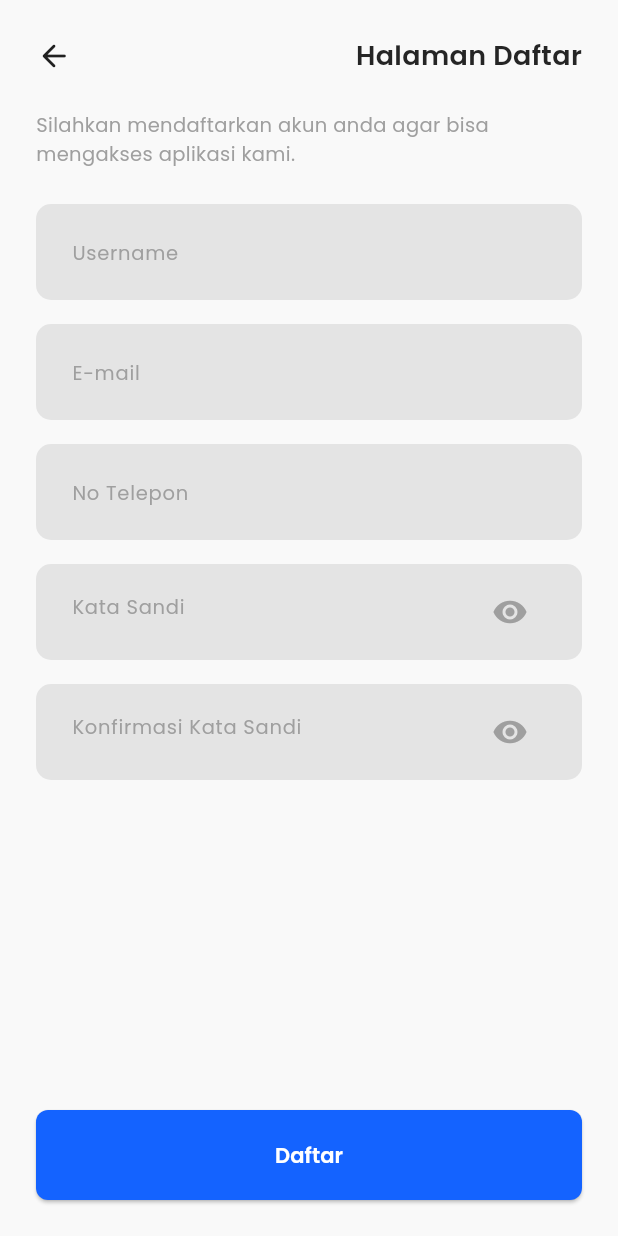
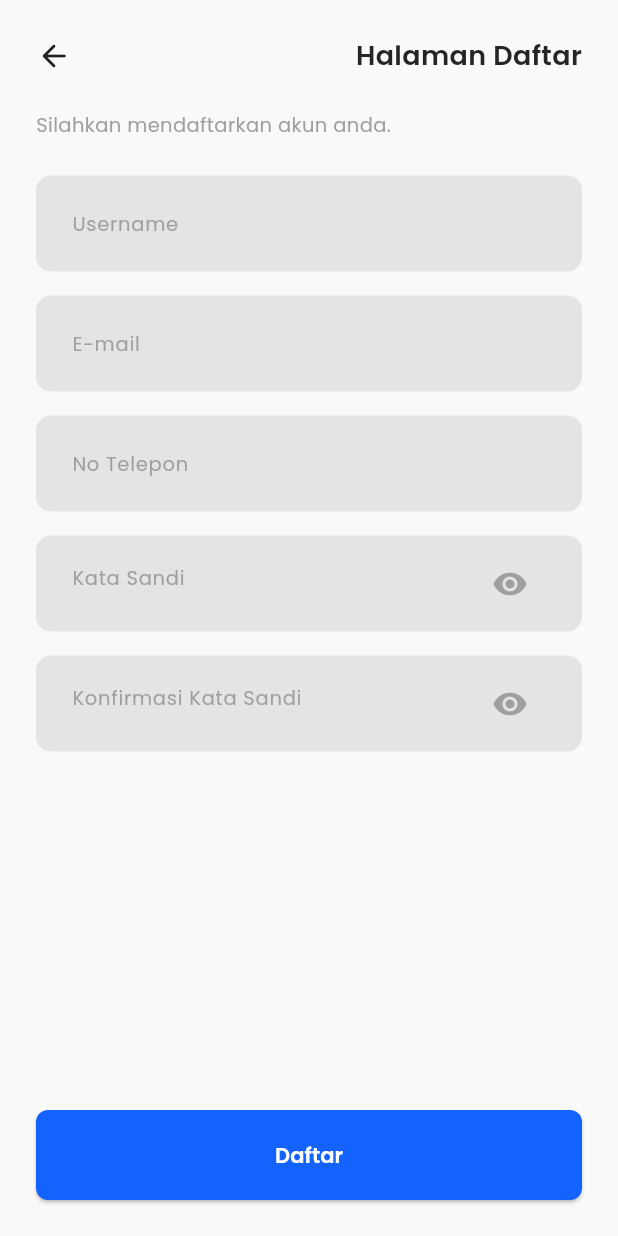
Before and after one commit to ScanSense-Repo/ScanSense, a Flutter app: the screen it shows after launch, after a tap on "Lewati", after a tap on "Mulai", after a tap on "Daftar", on a phone screen of 412 x 824 dp. Run offline on Flutter 3.47's test engine with Material 2 defaults, Android fonts, the phone set to English and light mode, and no system bars; our stand-ins replace camera, flutter_svg, google_fonts, introduction_screen, persistent_bottom_nav_bar; missing offline and left inert: giffy_dialog; project files that could hold a hidden picture were left out.

Commit message:
fix: login & register copy writing

```diff
--- a/lib/ui/history/history_screen.dart
+++ b/lib/ui/history/history_screen.dart
@@ -1,5 +1,3 @@
-import 'dart:ffi';
-
 import 'package:flutter/material.dart';
 import 'package:giffy_dialog/giffy_dialog.dart';
 import 'package:google_fonts/google_fonts.dart';
--- a/lib/ui/layout/layout_screen.dart
+++ b/lib/ui/layout/layout_screen.dart
@@ -3,7 +3,6 @@ import 'package:flutter/material.dart';
 import 'package:persistent_bottom_nav_bar/persistent_tab_view.dart';
 import 'package:scan_sense/common/navigation.dart';
 import 'package:scan_sense/common/styles.dart';
-import 'package:scan_sense/ui/history/history_screen.dart';
 import 'package:scan_sense/ui/home/home_screen.dart';
 import 'package:scan_sense/ui/scan/scan_screen.dart';
 import 'package:scan_sense/ui/setting/setting_screen.dart';
--- a/lib/ui/login/login_screen.dart
+++ b/lib/ui/login/login_screen.dart
@@ -2,7 +2,6 @@ import 'package:flutter/material.dart';
 import 'package:google_fonts/google_fonts.dart';
 import 'package:scan_sense/common/navigation.dart';
 import 'package:scan_sense/common/styles.dart';
-import 'package:scan_sense/ui/home/home_screen.dart';
 import 'package:scan_sense/ui/layout/layout_screen.dart';
 import 'package:scan_sense/ui/register/register_screen.dart';
 import 'package:scan_sense/widgets/custom_input.dart';
@@ -42,7 +41,7 @@ class _LoginScreenState extends State<LoginScreen> {
                         color: blackColor),
                   ),
                   Text(
-                    "Silahkan login dengan memasukkan nama sekolah, nis, dan password kamu.",
+                    "Silahkan login dengan memasukkan username dan password kamu.",
                     style: GoogleFonts.poppins(fontSize: 13, color: grayColor),
                   ),
                   const SizedBox(
@@ -67,7 +66,7 @@ class _LoginScreenState extends State<LoginScreen> {
                   Align(
                     alignment: Alignment.centerRight,
                     child: Text(
-                      "Lupa kata sandi ?",
+                      "Lupa kata sandi?",
                       style: GoogleFonts.poppins(
                           color: primaryColor, fontSize: 13),
                     ),
--- a/lib/ui/onboarding/onboarding_screen.dart
+++ b/lib/ui/onboarding/onboarding_screen.dart
@@ -3,7 +3,6 @@ import 'package:google_fonts/google_fonts.dart';
 import 'package:introduction_screen/introduction_screen.dart';
 import 'package:scan_sense/common/navigation.dart';
 import 'package:scan_sense/common/styles.dart';
-import 'package:scan_sense/ui/home/home_screen.dart';
 import 'package:scan_sense/ui/login/login_screen.dart';
 
 class OnboardingScreen extends StatefulWidget {
--- a/lib/ui/register/register_screen.dart
+++ b/lib/ui/register/register_screen.dart
@@ -36,7 +36,7 @@ class _RegisterScreenState extends State<RegisterScreen> {
                     children: [
                       InkWell(
                         onTap: () => Navigation.back(),
-                        child: Icon(Icons.arrow_back_rounded),
+                        child: const Icon(Icons.arrow_back_rounded),
                       ),
                       Text(
                         "Halaman Daftar",
@@ -51,7 +51,7 @@ class _RegisterScreenState extends State<RegisterScreen> {
                     height: 24,
                   ),
                   Text(
-                    "Silahkan mendaftarkan akun anda agar bisa mengakses aplikasi kami.",
+                    "Silahkan mendaftarkan akun anda.",
                     style: GoogleFonts.poppins(fontSize: 13, color: grayColor),
                   ),
                   const SizedBox(
--- a/lib/ui/scan/result_screen.dart
+++ b/lib/ui/scan/result_screen.dart
@@ -3,7 +3,6 @@ import 'package:giffy_dialog/giffy_dialog.dart';
 import 'package:google_fonts/google_fonts.dart';
 import 'package:scan_sense/common/navigation.dart';
 import 'package:scan_sense/common/styles.dart';
-import 'package:scan_sense/ui/home/home_screen.dart';
 import 'package:scan_sense/ui/layout/layout_screen.dart';
 import 'package:scan_sense/widgets/custom_input.dart';
 
```
